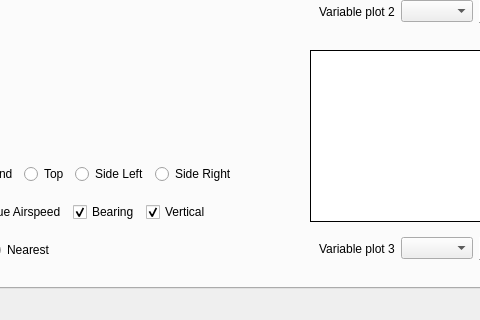
The window that src/gui/mainwindow.ui (TheGoodWeather/Vector-Vario-Analyzer) describes before a commit, drawn with Qt 5; both pictures show x 238 to 718 and y 537 to 857 of the 997 by 857 pixel window.
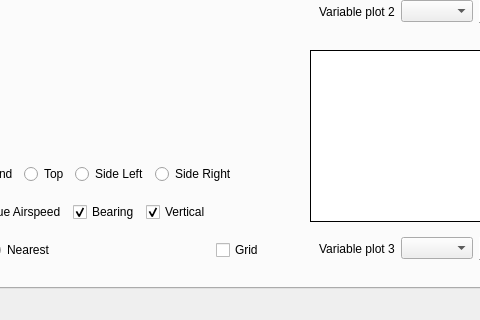
The same window after the commit. Custom widgets are drawn as their Qt base class.

Commit message: Black cursor , checkbox show grid

Patch:
```diff
--- a/src/gui/mainwindow.ui
+++ b/src/gui/mainwindow.ui
@@ -2002,6 +2002,20 @@
                 </property>
                </spacer>
               </item>
+              <item>
+               <widget class="QCheckBox" name="checkBox_show_grid">
+                <property name="text">
+                 <string>Grid</string>
+                </property>
+               </widget>
+              </item>
+              <item>
+               <widget class="QLabel" name="label_28">
+                <property name="text">
+                 <string/>
+                </property>
+               </widget>
+              </item>
              </layout>
             </widget>
            </item>
```
The commit also changes 3 other files.
